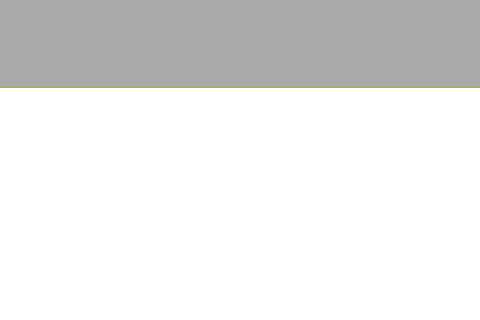
meganz/MEGAsync, file src/MEGASync/stalled_issues/gui/ui/StalledIssuesDialog.ui: the form before one commit; both pictures show x 335 to 815 and y 0 to 320 of the 815 by 600 pixel window.
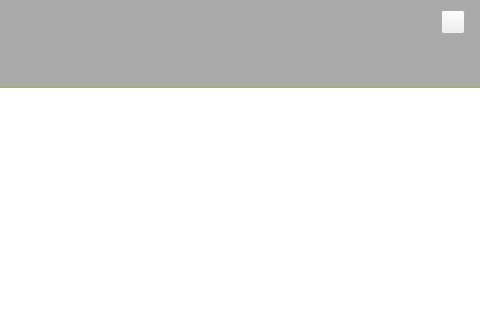
The form after the commit. Icons and pictures are not drawn. Custom widgets are drawn as their Qt base class.

Commit message: Changed QLabels for QToolButtons

Patch:
```diff
--- a/src/MEGASync/stalled_issues/gui/ui/StalledIssuesDialog.ui
+++ b/src/MEGASync/stalled_issues/gui/ui/StalledIssuesDialog.ui
@@ -34,11 +34,6 @@
     border-right: 0px;
 }
 
-#EmptyViewContainerPage QToolButton
-{
-    border:none;
-}
-
 #TreeViewContainer{
 background-color: #FFFFFFFF; /*colorToken.page-background*/
 }
@@ -85,12 +80,6 @@
   font-weight: 700;
   color: #FFF3F4F4; /*colorToken.text-primary*/
 }
-
-#title QPushButton {
-    background-color: none;
-    outline: none;
-    border: none;
-}
 /**********  Header **********/
 
  </string>
@@ -260,7 +249,10 @@
             </size>
            </property>
            <property name="flat">
-            <bool>true</bool>
+            <bool>false</bool>
+           </property>
+           <property name="type" stdset="0">
+            <string notr="true">icon-button</string>
            </property>
           </widget>
          </item>
```
Left out of the diff: 6 changed lines with no effect on the pictures. The commit also changes 11 other files.
